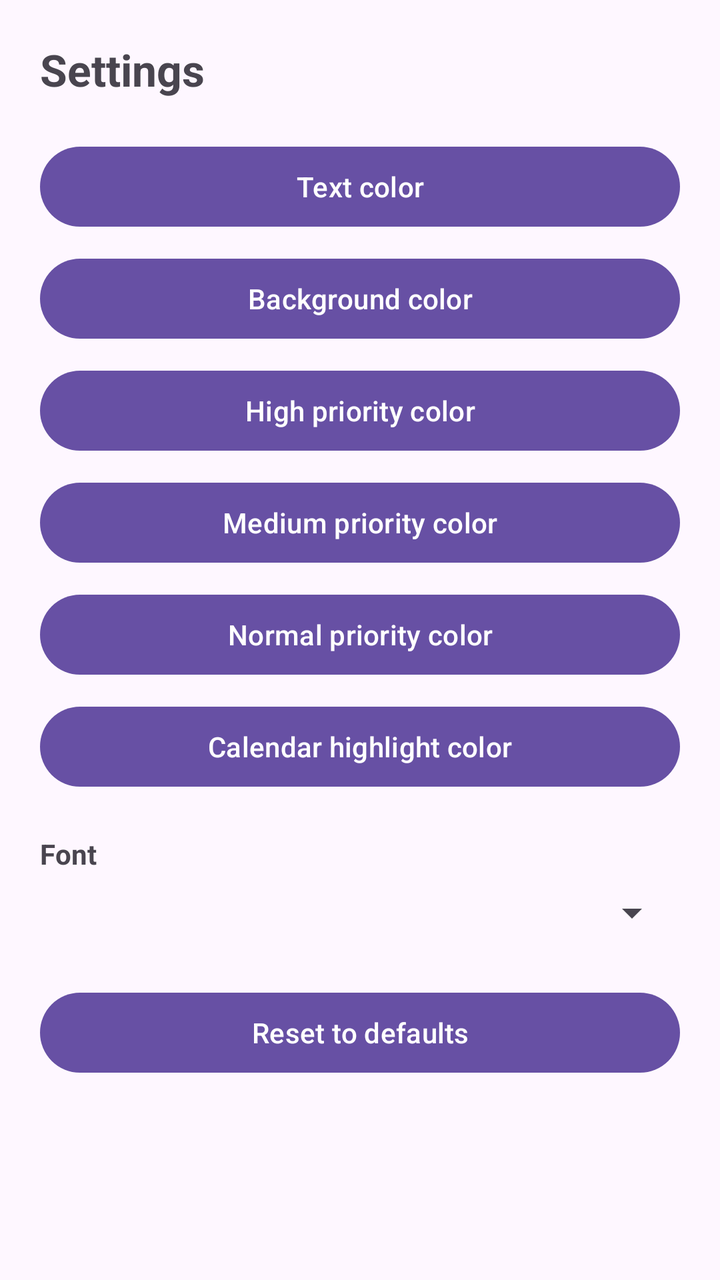
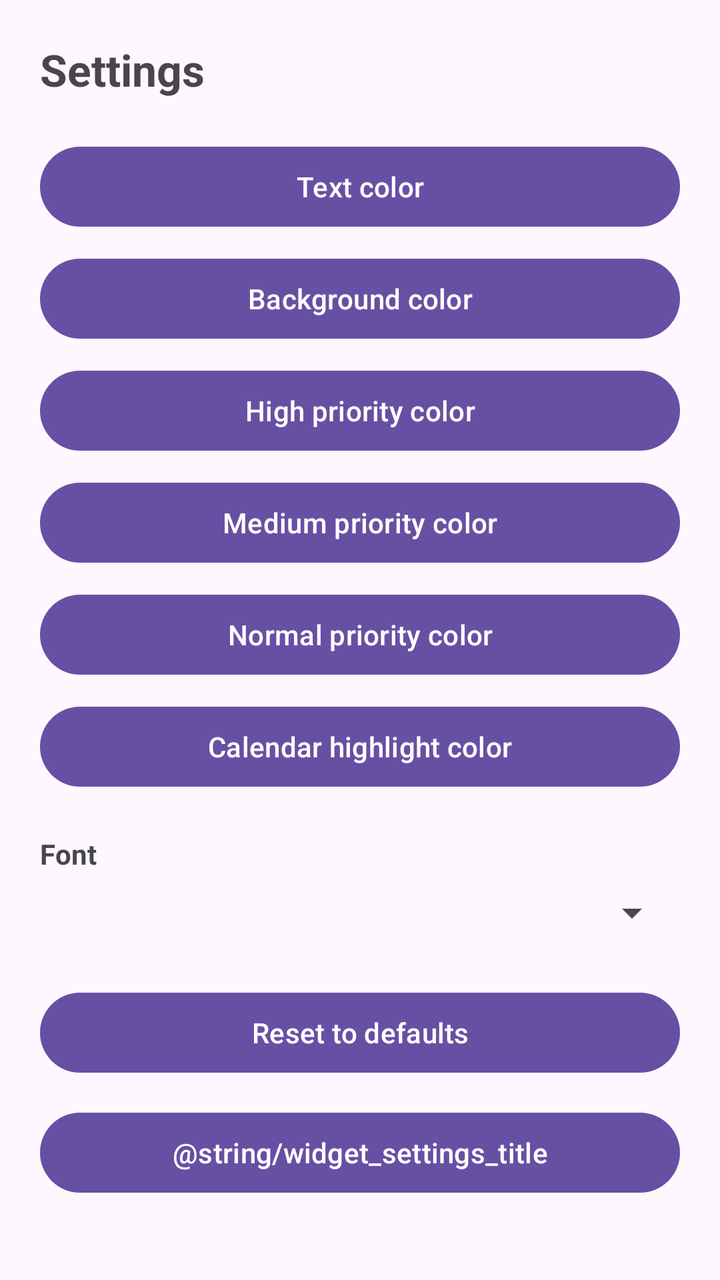

Compare the two renders of this Android layout. The source of the first and the diff that turns it into the second are given below.
<!-- AndroidManifest.xml: application theme Theme.Material3.DayNight -->
<!-- res/layout/activity_settings.xml -->
<?xml version="1.0" encoding="utf-8"?>
<ScrollView
    xmlns:android="http://schemas.android.com/apk/res/android"
    android:layout_width="match_parent"
    android:layout_height="match_parent">

    <LinearLayout
        android:layout_width="match_parent"
        android:layout_height="wrap_content"
        android:orientation="vertical"
        android:padding="20dp">

        <TextView
            android:layout_width="match_parent"
            android:layout_height="wrap_content"
            android:text="@string/settings_title"
            android:textSize="22sp"
            android:textStyle="bold"
            android:layout_marginBottom="20dp" />

        <Button android:id="@+id/buttonTextColor" android:layout_width="match_parent" android:layout_height="wrap_content" android:text="@string/text_color" android:layout_marginBottom="8dp" />
        <Button android:id="@+id/buttonBackgroundColor" android:layout_width="match_parent" android:layout_height="wrap_content" android:text="@string/background_color" android:layout_marginBottom="8dp" />
        <Button android:id="@+id/buttonHighColor" android:layout_width="match_parent" android:layout_height="wrap_content" android:text="@string/high_priority_color" android:layout_marginBottom="8dp" />
        <Button android:id="@+id/buttonMediumColor" android:layout_width="match_parent" android:layout_height="wrap_content" android:text="@string/medium_priority_color" android:layout_marginBottom="8dp" />
        <Button android:id="@+id/buttonNormalColor" android:layout_width="match_parent" android:layout_height="wrap_content" android:text="@string/normal_priority_color" android:layout_marginBottom="8dp" />
        <Button android:id="@+id/buttonHighlightColor" android:layout_width="match_parent" android:layout_height="wrap_content" android:text="@string/highlight_color" android:layout_marginBottom="20dp" />

        <TextView
            android:layout_width="match_parent"
            android:layout_height="wrap_content"
            android:text="@string/font"
            android:textStyle="bold"
            android:layout_marginBottom="8dp" />

        <Spinner
            android:id="@+id/spinnerFont"
            android:layout_width="match_parent"
            android:layout_height="wrap_content"
            android:layout_marginBottom="24dp" />

        <Button
            android:id="@+id/buttonResetDefaults"
            android:layout_width="match_parent"
            android:layout_height="wrap_content"
            android:text="@string/reset_defaults" />

    </LinearLayout>

</ScrollView>
<!-- resources referenced by this layout -->
<resources>
  <string name="background_color">Background color</string>
  <string name="font">Font</string>
  <string name="high_priority_color">High priority color</string>
  <string name="highlight_color">Calendar highlight color</string>
  <string name="medium_priority_color">Medium priority color</string>
  <string name="normal_priority_color">Normal priority color</string>
  <string name="reset_defaults">Reset to defaults</string>
  <string name="settings_title">Settings</string>
  <string name="text_color">Text color</string>
</resources>

<!-- the commit's change to res/layout/activity_settings.xml (unified diff, before → after) -->
@@ -42,7 +42,14 @@
             android:id="@+id/buttonResetDefaults"
             android:layout_width="match_parent"
             android:layout_height="wrap_content"
-            android:text="@string/reset_defaults" />
+            android:text="@string/reset_defaults"
+            android:layout_marginBottom="12dp" />
+
+        <Button
+            android:id="@+id/buttonWidgetSettings"
+            android:layout_width="match_parent"
+            android:layout_height="wrap_content"
+            android:text="@string/widget_settings_title" />
 
     </LinearLayout>
 
